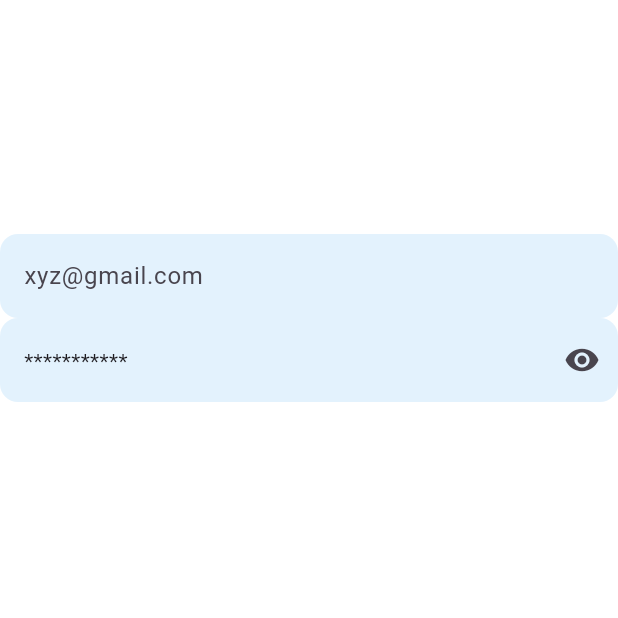
After one commit to binodbajgai/introductiion-to-app-development, a Flutter app: the screen it shows after launch, on a phone screen of 412 x 824 dp, the top half of it. The commit adds this screen. Run offline on Flutter 3.47's test engine with Material 3 defaults, Android fonts, the phone set to English and light mode, and no system bars.

Commit message:
sign_in screen

```diff
--- a/lib/main.dart
+++ b/lib/main.dart
@@ -1,4 +1,4 @@
-import 'package:classproject/spotify_screen.dart';
+import 'package:classproject/sign_in.dart';
 import 'package:flutter/material.dart';
 
 void main() {
@@ -31,7 +31,7 @@ class MyApp extends StatelessWidget {
         // tested with just a hot reload.
         colorScheme: ColorScheme.fromSeed(seedColor: Colors.deepPurple),
       ),
-      home: const SpotifyScreen(),
+      home: const sign_in(),
     );
   }
 }
--- /dev/null
+++ b/lib/sign_in.dart
@@ -0,0 +1,73 @@
+import 'package:flutter/material.dart';
+
+class sign_in extends StatefulWidget {
+  const sign_in({super.key});
+
+  @override
+  State<sign_in> createState() => _sign_inState();
+}
+
+class _sign_inState extends State<sign_in> {
+  TextEditingController emailController = TextEditingController();
+  TextEditingController passwordController = TextEditingController();
+  bool visibility = true;
+  @override
+  Widget build(BuildContext context) {
+    return Scaffold(
+      backgroundColor: Colors.white,
+      appBar: AppBar(
+        backgroundColor: Colors.transparent,
+      ),
+      body: Column(
+        crossAxisAlignment: CrossAxisAlignment.start,
+        children: [
+          SizedBox(height: 100,),
+          TextFormField(
+            controller: emailController,
+            decoration: InputDecoration(
+              hintText: "xyz@gmail.com",
+              filled: true,
+              fillColor: Colors.blue.shade50,
+
+              enabledBorder: OutlineInputBorder(
+                borderSide: BorderSide(color: Colors.transparent,width: 1),
+                borderRadius: BorderRadius.circular(12)
+              ),
+              focusedBorder: OutlineInputBorder(
+                borderSide: BorderSide(color: Colors.blue,width: 1),
+                borderRadius: BorderRadius.circular(12)
+              ),
+            ),
+          ),
+          TextFormField(
+            controller: passwordController,
+            obscureText: visibility,
+            decoration: InputDecoration(
+              hint: Text("***********"),
+              filled: true,
+              fillColor: Colors.blue.shade50,
+              suffixIcon: IconButton(
+                onPressed: (){
+                  setState(() {
+                    visibility = !visibility;
+                  });
+                },
+                icon: Icon(visibility ? Icons.visibility : Icons.visibility_off),
+              ),
+
+              enabledBorder: OutlineInputBorder(
+                borderSide: BorderSide(color: Colors.transparent,width: 1),
+                borderRadius: BorderRadius.circular(12)
+              ),
+              focusedBorder: OutlineInputBorder(
+                borderSide: BorderSide(color: Colors.blue,width: 1),
+                borderRadius: BorderRadius.circular(12)
+              ),
+
+            ),
+          )
+        ],
+      ),
+    );
+  }
+}
--- a/pubspec.yaml
+++ b/pubspec.yaml
@@ -63,6 +63,7 @@ flutter:
   assets:
     - assets/icons/
     - assets/images/
+    - assets/images/img_8.png
 
 
 
```
Also changed, not shown: lib/instagram_homepage.dart (added, +56 -0 lines), assets/images/img_8.png (added), assets/images/img_9.png (added).
